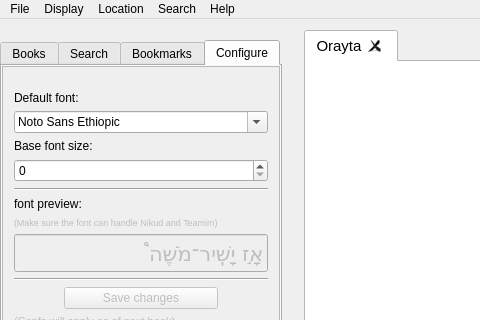
MosheWagner/Orayta-QT, file trunk/mainwindow.ui: the form before one commit; both pictures show x 0 to 480 and y 0 to 320 of the 1089 by 717 pixel window.
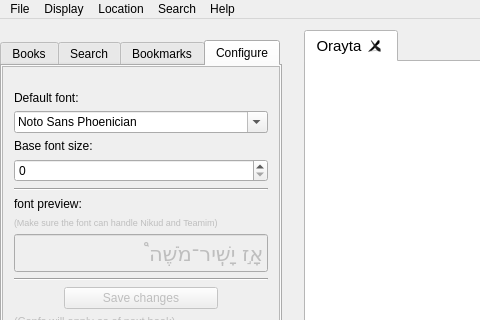
The form after the commit. The open tabs and pages were chosen to show the change. Icons and pictures are not drawn. Custom widgets are drawn as their Qt base class.

Diff of the .ui file:
```diff
--- a/trunk/mainwindow.ui
+++ b/trunk/mainwindow.ui
@@ -1615,8 +1615,8 @@
                <rect>
                 <x>0</x>
                 <y>0</y>
-                <width>231</width>
-                <height>479</height>
+                <width>208</width>
+                <height>422</height>
                </rect>
               </property>
               <layout class="QVBoxLayout" name="verticalLayout_7">
@@ -1642,7 +1642,7 @@
                   <string>font: 8pt &quot;Sans Serif&quot;;</string>
                  </property>
                  <property name="currentIndex">
-                  <number>155</number>
+                  <number>233</number>
                  </property>
                  <property name="sizeAdjustPolicy">
                   <enum>QComboBox::AdjustToContentsOnFirstShow</enum>
```
Left out of the diff: 4 changed lines with no effect on the pictures.
